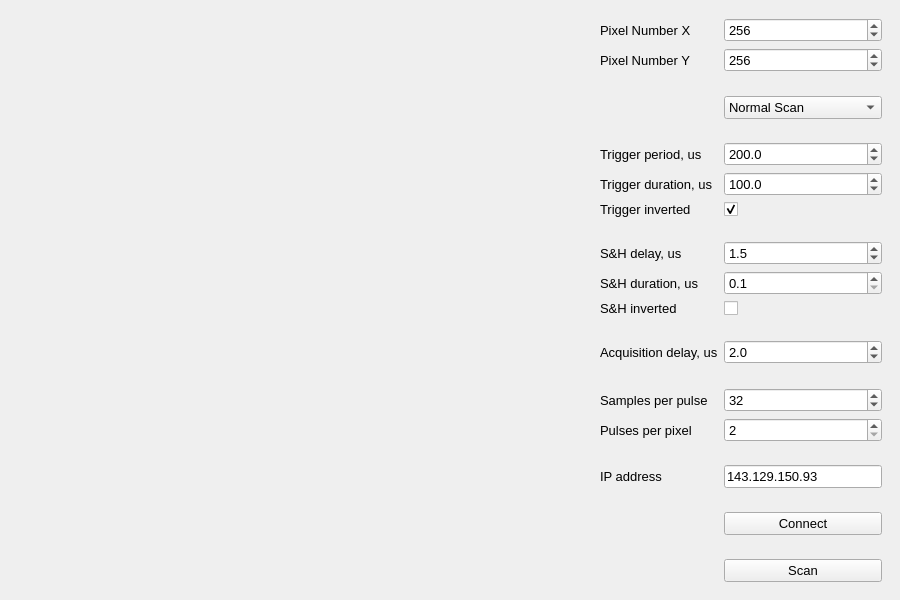
Before: the Qt Designer form projects/scanner/client/scanner.ui in daenjannis/red-pitaya-notes, drawn with Qt 5.
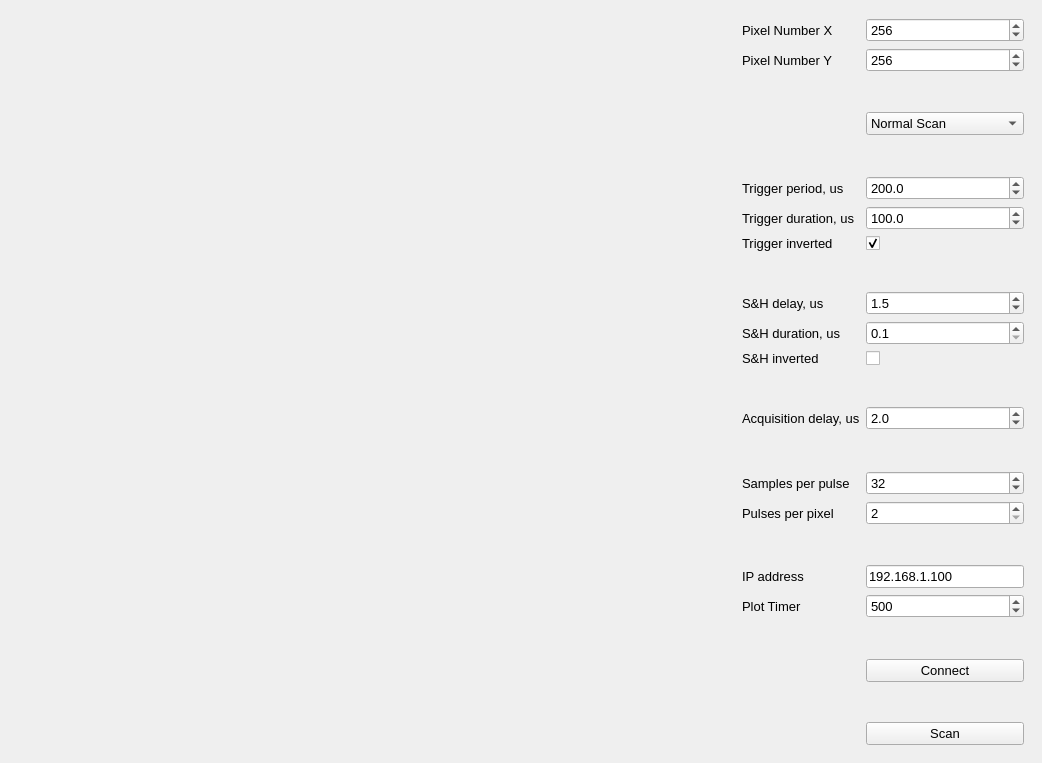
After: the same form once the commit is applied.

Commit message: Add functionalities to interface

What changed in the file:
```diff
--- a/projects/scanner/client/scanner.ui
+++ b/projects/scanner/client/scanner.ui
@@ -6,8 +6,8 @@
    <rect>
     <x>0</x>
     <y>0</y>
-    <width>900</width>
-    <height>600</height>
+    <width>1042</width>
+    <height>763</height>
    </rect>
   </property>
   <property name="windowTitle">
@@ -414,50 +414,76 @@
        <item row="18" column="1">
         <widget class="QLineEdit" name="addrValue">
          <property name="text">
-          <string>143.129.150.93</string>
+          <string>192.168.1.100</string>
          </property>
         </widget>
        </item>
-       <item row="19" column="1">
-        <spacer name="spacer_5">
-         <property name="orientation">
-          <enum>Qt::Vertical</enum>
-         </property>
-         <property name="sizeHint" stdset="0">
-          <size>
-           <width>20</width>
-           <height>40</height>
-          </size>
-         </property>
-        </spacer>
-       </item>
        <item row="20" column="1">
+        <spacer name="spacer_5">
+         <property name="orientation">
+          <enum>Qt::Vertical</enum>
+         </property>
+         <property name="sizeHint" stdset="0">
+          <size>
+           <width>20</width>
+           <height>40</height>
+          </size>
+         </property>
+        </spacer>
+       </item>
+       <item row="21" column="1">
         <widget class="QPushButton" name="connectButton">
          <property name="text">
           <string>Connect</string>
          </property>
         </widget>
        </item>
-       <item row="21" column="1">
-        <spacer name="verticalSpacer">
-         <property name="orientation">
-          <enum>Qt::Vertical</enum>
-         </property>
-         <property name="sizeHint" stdset="0">
-          <size>
-           <width>20</width>
-           <height>40</height>
-          </size>
-         </property>
-        </spacer>
-       </item>
        <item row="22" column="1">
+        <spacer name="verticalSpacer">
+         <property name="orientation">
+          <enum>Qt::Vertical</enum>
+         </property>
+         <property name="sizeHint" stdset="0">
+          <size>
+           <width>20</width>
+           <height>40</height>
+          </size>
+         </property>
+        </spacer>
+       </item>
+       <item row="23" column="1">
         <widget class="QPushButton" name="scanButton">
          <property name="text">
           <string>Scan</string>
          </property>
         </widget>
        </item>
+       <item row="19" column="1">
+        <widget class="QSpinBox" name="plottimerValue">
+         <property name="minimum">
+          <number>100</number>
+         </property>
+         <property name="maximum">
+          <number>10000</number>
+         </property>
+         <property name="singleStep">
+          <number>100</number>
+         </property>
+         <property name="value">
+          <number>500</number>
+         </property>
+         <property name="displayIntegerBase">
+          <number>10</number>
+         </property>
+        </widget>
+       </item>
+       <item row="19" column="0">
+        <widget class="QLabel" name="label_3">
+         <property name="text">
+          <string>Plot Timer</string>
+         </property>
+        </widget>
+       </item>
       </layout>
      </widget>
     </item>
```
The commit also changes 1 other file.
